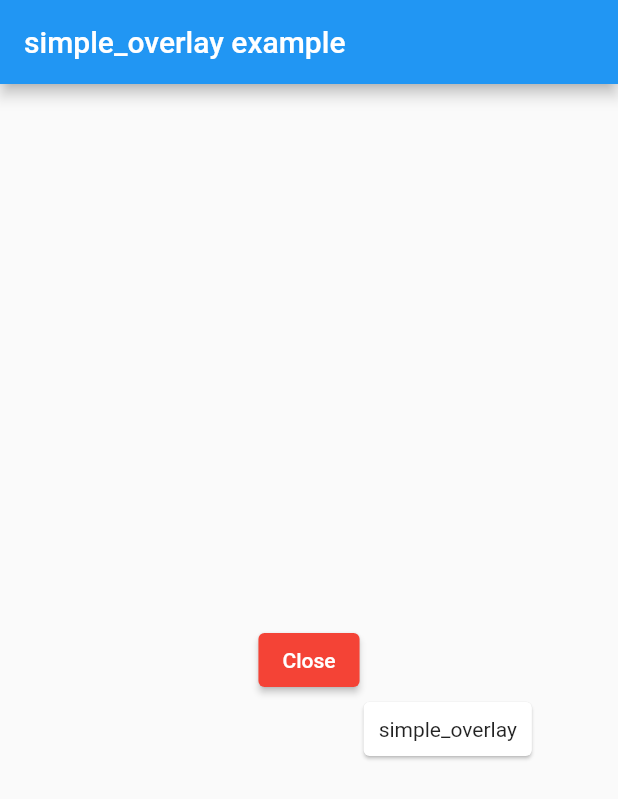
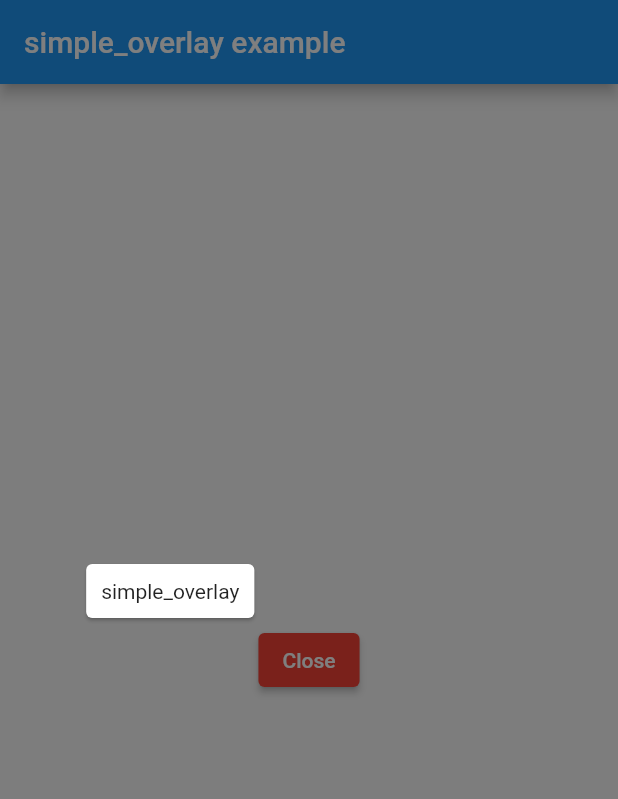
Before and after one commit to eduardoazvd17/simple_overlay, a Flutter app: the screen it shows after launch, after a tap on "Open", on a phone screen of 412 x 824 dp. Shown: the top 799 px of the screen. Run offline on Flutter 3.47's test engine with Material 2 defaults, Android fonts, the phone set to English and light mode, and no system bars.

Commit message:
Adding shadow configuration

```diff
--- a/example/lib/main.dart
+++ b/example/lib/main.dart
@@ -20,8 +20,10 @@ class HomePage extends StatelessWidget {
           controller: controller,
           configuration: SimpleOverlayConfiguration(
             startShowing: false,
-            hideOnTapOutside: false,
+            hideOnTapOutside: true,
             autoHideDuration: null,
+            shadowColor: Colors.black,
+            shadowOpacity: 0.5,
             onShowOverlay: () {
               // ignore: avoid_print
               print('onShowOverlay');
@@ -31,7 +33,7 @@ class HomePage extends StatelessWidget {
               print('onHideOverlay');
             },
           ),
-          position: SimpleOverlayPosition.bottomRight(),
+          position: SimpleOverlayPosition.topLeft(),
           overlayWidget: _overlayWidget,
           child: _child,
         ),
--- a/lib/models/simple_overlay_configuration.dart
+++ b/lib/models/simple_overlay_configuration.dart
@@ -4,6 +4,8 @@ class SimpleOverlayConfiguration {
   final bool startShowing;
   final bool hideOnTapOutside;
   final Duration? autoHideDuration;
+  final Color shadowColor;
+  final double? shadowOpacity;
   final VoidCallback? onShowOverlay;
   final VoidCallback? onHideOverlay;
 
@@ -11,7 +13,16 @@ class SimpleOverlayConfiguration {
     this.startShowing = false,
     this.hideOnTapOutside = false,
     this.autoHideDuration,
+    this.shadowColor = Colors.black,
+    this.shadowOpacity,
     this.onShowOverlay,
     this.onHideOverlay,
-  });
+  }) {
+    if (shadowOpacity != null) {
+      assert(
+        shadowOpacity! > 0.0 && shadowOpacity! < 1.0,
+        'shadowOpacity property needs to be between 0.0 and 1.0',
+      );
+    }
+  }
 }
--- a/lib/widgets/simple_overlay_widget.dart
+++ b/lib/widgets/simple_overlay_widget.dart
@@ -45,7 +45,6 @@ class _SimpleOverlayWidgetState extends State<SimpleOverlayWidget> {
       entry = _buildOverlayEntry(
         context: context,
         overlayWidget: widget.overlayWidget,
-        hideOnTapOutside: configuration.hideOnTapOutside,
       );
 
       assert(state != null);
@@ -95,7 +94,6 @@ class _SimpleOverlayWidgetState extends State<SimpleOverlayWidget> {
   OverlayEntry _buildOverlayEntry({
     required BuildContext context,
     required Widget overlayWidget,
-    required bool hideOnTapOutside,
   }) {
     final RenderBox? renderBox = context.findRenderObject() as RenderBox?;
     assert(renderBox != null);
@@ -114,7 +112,14 @@ class _SimpleOverlayWidgetState extends State<SimpleOverlayWidget> {
       return Stack(
         children: [
           GestureDetector(
-            onTap: hideOnTapOutside ? controller.hide : null,
+            onTap: configuration.hideOnTapOutside ? controller.hide : null,
+            child: configuration.shadowOpacity != null
+                ? Container(
+                    color: configuration.shadowColor.withOpacity(
+                      configuration.shadowOpacity!,
+                    ),
+                  )
+                : null,
           ),
           Positioned(
             top: widget.position.bottom != null
```
